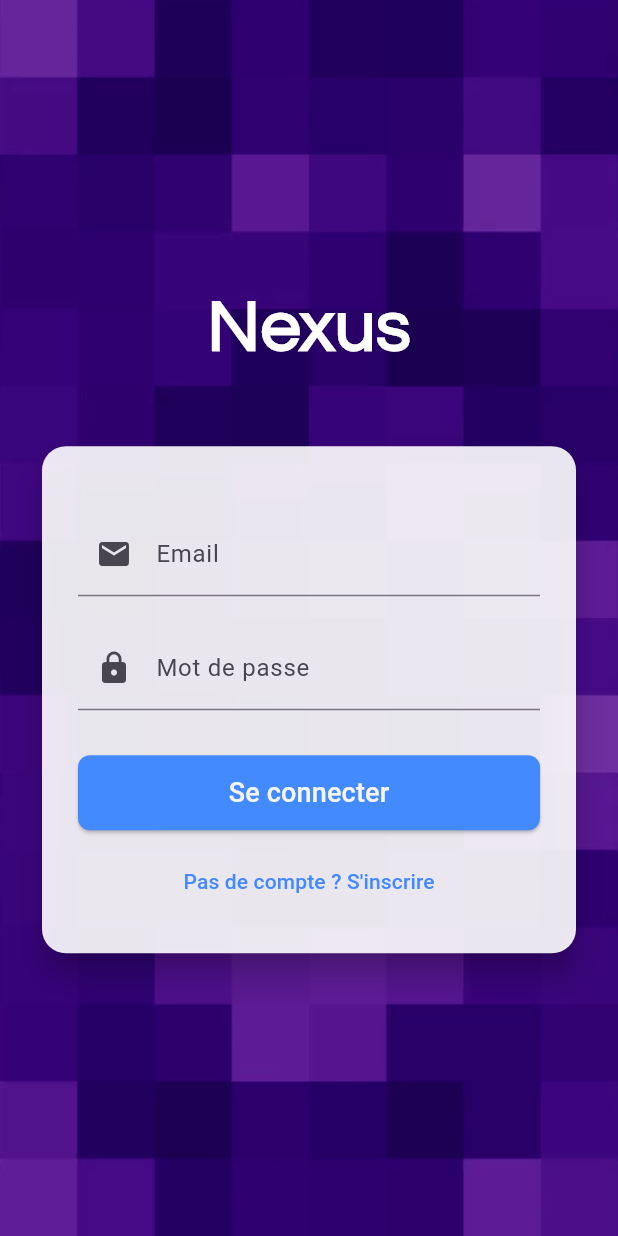
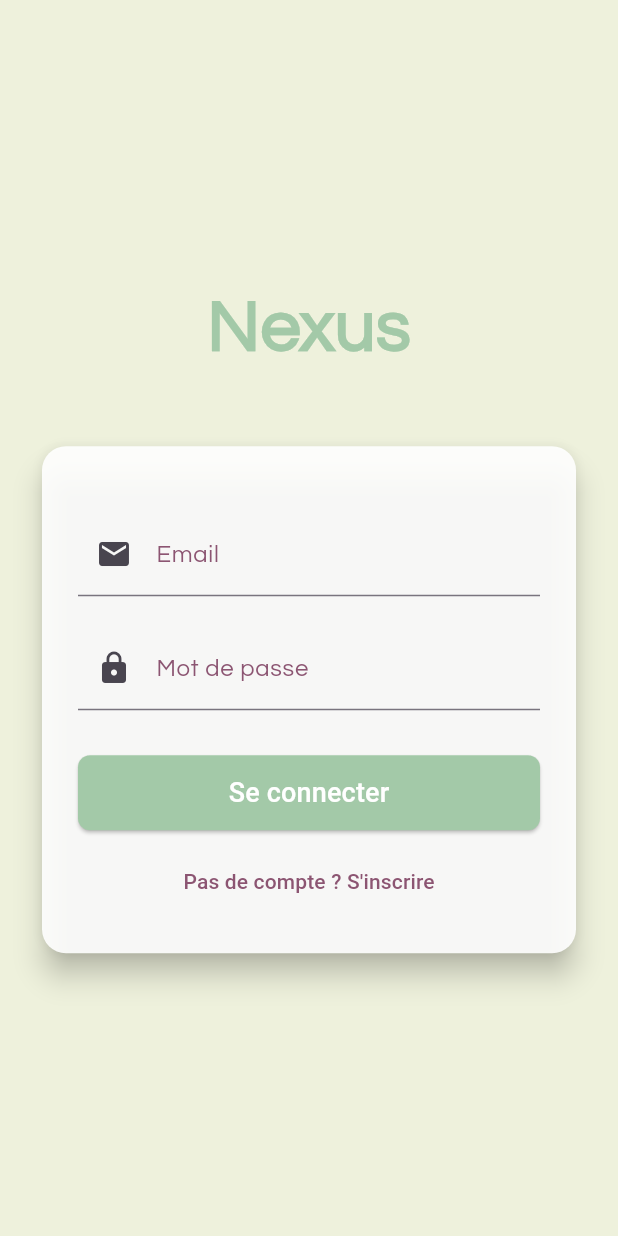
Before and after one commit to ThibautHrm/nexus, a Flutter app: the screen it shows after launch, on a phone screen of 412 x 824 dp. Run offline on Flutter 3.47's test engine with Material 3 defaults, Android fonts, the phone set to English and light mode, and no system bars; our stand-ins replace cloud_firestore, firebase_auth, firebase_core, firebase_storage, image_picker, loading_animation_widget and 2 more; accounts and stored records are empty; project files that could hold a hidden picture were left out.

Commit message:
version mercredi

```diff
--- a/lib/screens/auth_screen.dart
+++ b/lib/screens/auth_screen.dart
@@ -1,5 +1,7 @@
 import 'package:flutter/material.dart';
+import 'package:loading_animation_widget/loading_animation_widget.dart'; // Import du package
 import 'package:nexus/services/firebase_service.dart';
+import 'package:nexus/themes/app_colors.dart';
 
 class AuthScreen extends StatefulWidget {
   const AuthScreen({super.key});
@@ -10,15 +12,17 @@ class AuthScreen extends StatefulWidget {
 
 class AuthScreenState extends State<AuthScreen> {
   bool isLogin = true;
+  bool isLoading = false; // Pour gérer l'état de chargement
   final _formKey = GlobalKey<FormState>();
-
   String email = '';
   String password = '';
   String confirmPassword = '';
   String nom = '';
   String errorMessage = '';
+  final FirebaseService _firebaseService = FirebaseService();
 
-  final FirebaseService _firebaseService = FirebaseService();
+  int _nexusClickCount = 0;
+  bool _showGifBackground = false;
 
   void toggleForm() {
     setState(() {
@@ -31,10 +35,13 @@ class AuthScreenState extends State<AuthScreen> {
     final isValid = _formKey.currentState?.validate();
     if (isValid != null && isValid) {
       _formKey.currentState?.save();
+      setState(() {
+        isLoading = true; // Commencer le chargement
+      });
+
       try {
         if (isLogin) {
           await _firebaseService.login(email, password);
-          // Naviguer vers la page d'accueil
           if (mounted) {
             Navigator.pushReplacementNamed(context, '/home');
           }
@@ -45,10 +52,12 @@ class AuthScreenState extends State<AuthScreen> {
                 errorMessage = 'Les mots de passe ne correspondent pas.';
               });
             }
+            setState(() {
+              isLoading = false; // Fin du chargement en cas d'erreur
+            });
             return;
           }
           await _firebaseService.signUp(email, password, nom);
-          // Naviguer vers la page d'accueil
           if (mounted) {
             Navigator.pushReplacementNamed(context, '/home');
           }
@@ -59,19 +68,32 @@ class AuthScreenState extends State<AuthScreen> {
             errorMessage = e.toString();
           });
         }
+      } finally {
+        setState(() {
+          isLoading = false; // Fin du chargement après l'opération
+        });
       }
+    }
+  }
+
+  void _onNexusTitleTap() {
+    _nexusClickCount++;
+    if (_nexusClickCount == 5) {
+      setState(() {
+        _showGifBackground = true;
+      });
     }
   }
 
   @override
   Widget build(BuildContext context) {
-    // Taille de l'écran pour un design réactif
     final size = MediaQuery.of(context).size;
 
     return Scaffold(
+      backgroundColor: AppColors.backgroundLight,
       body: Stack(
         children: [
-          // Image de fond
+          if (_showGifBackground)
             Container(
               height: size.height,
               width: size.width,
@@ -82,31 +104,31 @@ class AuthScreenState extends State<AuthScreen> {
                 ),
               ),
             ),
-
+          if (_showGifBackground)
             Container(
               height: size.height,
               width: size.width,
               color: Colors.black.withOpacity(0.2),
             ),
-          // Contenu principal
           Center(
             child: SingleChildScrollView(
               padding: const EdgeInsets.symmetric(horizontal: 24.0),
               child: Column(
                 mainAxisAlignment: MainAxisAlignment.center,
                 children: [
-                  // Logo ou titre de l'application
-                  const Text(
+                  GestureDetector(
+                    onTap: _onNexusTitleTap,
+                    child: const Text(
                       'Nexus',
                       style: TextStyle(
                         fontFamily: 'Questrial',
                         fontSize: 48.0,
-                      color: Colors.white,
+                        color: AppColors.primary,
                         fontWeight: FontWeight.bold,
                       ),
                     ),
+                  ),
                   const SizedBox(height: 40),
-                  // Formulaire dans une Card
                   Card(
                     color: Colors.white.withOpacity(0.9),
                     shape: RoundedRectangleBorder(
@@ -157,6 +179,10 @@ class AuthScreenState extends State<AuthScreen> {
                               TextFormField(
                                 decoration: const InputDecoration(
                                   labelText: 'Nom complet',
+                                  labelStyle: TextStyle(
+                                    color: AppColors.secondary,
+                                    fontFamily: "Questrial",
+                                  ),
                                   prefixIcon: Icon(Icons.person),
                                 ),
                                 onSaved: (value) => nom = value!.trim(),
@@ -173,6 +199,10 @@ class AuthScreenState extends State<AuthScreen> {
                             TextFormField(
                               decoration: const InputDecoration(
                                 labelText: 'Email',
+                                labelStyle: TextStyle(
+                                  color: AppColors.secondary,
+                                  fontFamily: "Questrial",
+                                ),
                                 prefixIcon: Icon(Icons.email),
                               ),
                               keyboardType: TextInputType.emailAddress,
@@ -191,6 +221,10 @@ class AuthScreenState extends State<AuthScreen> {
                             TextFormField(
                               decoration: const InputDecoration(
                                 labelText: 'Mot de passe',
+                                labelStyle: TextStyle(
+                                  color: AppColors.secondary,
+                                  fontFamily: "Questrial",
+                                ),
                                 prefixIcon: Icon(Icons.lock),
                               ),
                               obscureText: true,
@@ -210,6 +244,10 @@ class AuthScreenState extends State<AuthScreen> {
                               TextFormField(
                                 decoration: const InputDecoration(
                                   labelText: 'Confirmer le mot de passe',
+                                  labelStyle: TextStyle(
+                                    color: AppColors.secondary,
+                                    fontFamily: "Questrial",
+                                  ),
                                   prefixIcon: Icon(Icons.lock),
                                 ),
                                 obscureText: true,
@@ -224,18 +262,27 @@ class AuthScreenState extends State<AuthScreen> {
                             ],
                             const SizedBox(height: 30),
                             ElevatedButton(
-                              onPressed: submit,
+                              onPressed: isLoading
+                                  ? null
+                                  : submit, // Désactive le bouton pendant le chargement
                               style: ElevatedButton.styleFrom(
-                                backgroundColor: Colors.blueAccent,
+                                backgroundColor: AppColors.primary,
                                 minimumSize: const Size(double.infinity, 50),
                                 shape: RoundedRectangleBorder(
                                   borderRadius: BorderRadius.circular(8),
                                 ),
                               ),
-                              child: Text(
+                              child: isLoading
+                                  ? LoadingAnimationWidget.staggeredDotsWave(
+                                      color: Colors.white,
+                                      size: 30,
+                                    ) // Afficher l'indicateur de chargement
+                                  : Text(
                                       isLogin ? 'Se connecter' : 'S\'inscrire',
-                                style: TextStyle(
-                                    fontSize: 18, color: Colors.grey.shade100),
+                                      style: const TextStyle(
+                                        fontSize: 18,
+                                        color: Colors.white,
+                                      ),
                                     ),
                             ),
                             const SizedBox(height: 10),
@@ -246,7 +293,7 @@ class AuthScreenState extends State<AuthScreen> {
                                     ? 'Pas de compte ? S\'inscrire'
                                     : 'Déjà inscrit ? Se connecter',
                                 style:
-                                    const TextStyle(color: Colors.blueAccent),
+                                    const TextStyle(color: AppColors.secondary),
                               ),
                             ),
                           ],
--- a/pubspec.yaml
+++ b/pubspec.yaml
@@ -48,6 +48,7 @@ dependencies:
   flutter_svg: ^2.0.10+1
   cached_network_image: ^3.4.1
   flutter_launcher_icons: ^0.14.1
+  loading_animation_widget: ^1.2.1
 
 dev_dependencies:
   flutter_test:
```
Also changed, not shown: lib/screens/home_screen.dart (+17 -0 lines), lib/screens/profil_screen.dart (+31 -0 lines), pubspec.lock. Lines whose indentation alone changed are shown as unchanged.
